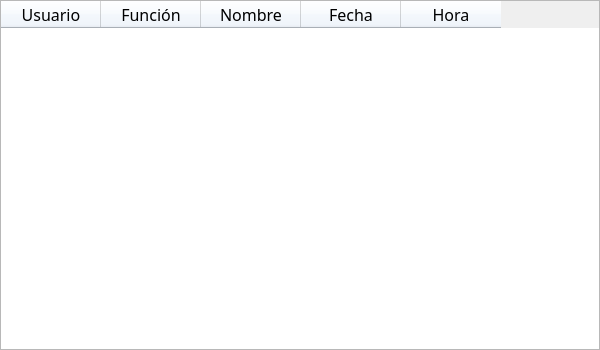
Old version of the form historialWindow.ui in the repository Almostrey/Abaxfem_GUI_Cucharas.
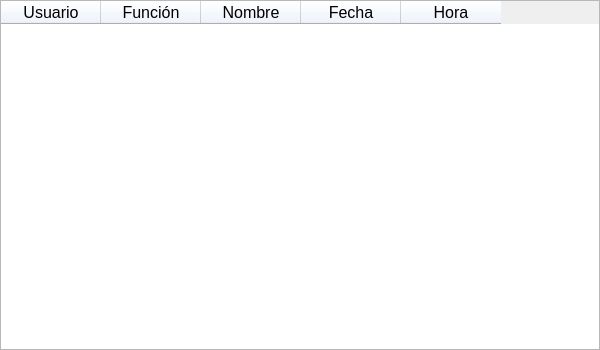
New version of the form. Icons and pictures are not drawn.

Patch:
```diff
--- a/historialWindow.ui
+++ b/historialWindow.ui
@@ -62,7 +62,7 @@
     </property>
     <property name="font">
      <font>
-      <family>Rockwell</family>
+      <family>Arial</family>
       <pointsize>10</pointsize>
       <fontweight>Medium</fontweight>
      </font>
@@ -112,7 +112,7 @@
      </property>
      <property name="font">
       <font>
-       <family>Rockwell</family>
+       <family>Arial</family>
        <pointsize>12</pointsize>
        <stylestrategy>PreferDefault</stylestrategy>
        <fontweight>Medium</fontweight>
@@ -145,7 +145,7 @@
      </property>
      <property name="font">
       <font>
-       <family>Rockwell</family>
+       <family>Arial</family>
        <pointsize>12</pointsize>
        <bold>false</bold>
       </font>
@@ -168,7 +168,7 @@
      </property>
      <property name="font">
       <font>
-       <family>Rockwell</family>
+       <family>Arial</family>
        <pointsize>12</pointsize>
        <bold>false</bold>
       </font>
@@ -200,7 +200,7 @@
      </property>
      <property name="font">
       <font>
-       <family>Rockwell</family>
+       <family>Arial</family>
        <pointsize>12</pointsize>
       </font>
      </property>
@@ -215,7 +215,7 @@
      </property>
      <property name="font">
       <font>
-       <family>Rockwell</family>
+       <family>Arial</family>
        <pointsize>12</pointsize>
       </font>
      </property>
```
